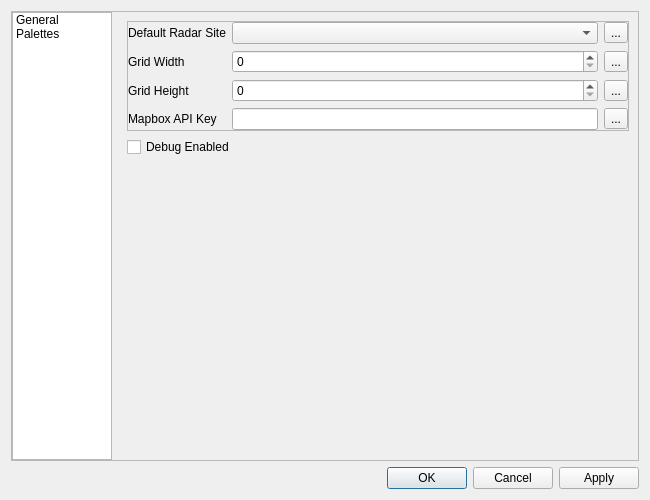
This is scwx-qt/source/scwx/qt/ui/settings_dialog.ui in dpaulat/supercell-wx as Qt 5 draws it before an edit. The edited form follows.
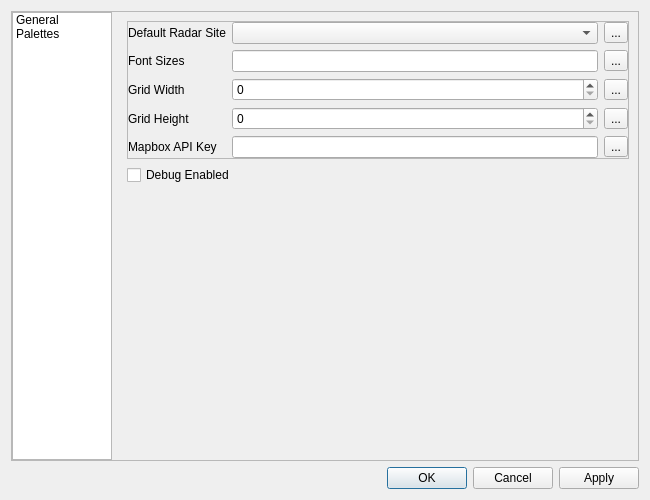
This is the edited form. Icons and pictures are not drawn.

Commit message: Support editing integer arrays in settings interface (font sizes)

```diff
--- a/scwx-qt/source/scwx/qt/ui/settings_dialog.ui
+++ b/scwx-qt/source/scwx/qt/ui/settings_dialog.ui
@@ -116,17 +116,17 @@
                </property>
               </widget>
              </item>
-             <item row="2" column="0">
+             <item row="3" column="0">
               <widget class="QLabel" name="label_3">
                <property name="text">
                 <string>Grid Height</string>
                </property>
               </widget>
              </item>
-             <item row="2" column="1">
+             <item row="3" column="2">
               <widget class="QSpinBox" name="gridHeightSpinBox"/>
              </item>
-             <item row="1" column="2">
+             <item row="2" column="3">
               <widget class="QToolButton" name="resetGridWidthButton">
                <property name="text">
                 <string>...</string>
@@ -137,10 +137,7 @@
                </property>
               </widget>
              </item>
-             <item row="3" column="1">
-              <widget class="QLineEdit" name="mapboxApiKeyLineEdit"/>
-             </item>
-             <item row="3" column="2">
+             <item row="4" column="3">
               <widget class="QToolButton" name="resetMapboxApiKeyButton">
                <property name="text">
                 <string>...</string>
@@ -151,7 +148,7 @@
                </property>
               </widget>
              </item>
-             <item row="0" column="2">
+             <item row="0" column="3">
               <widget class="QToolButton" name="resetRadarSiteButton">
                <property name="text">
                 <string>...</string>
@@ -162,13 +159,13 @@
                </property>
               </widget>
              </item>
-             <item row="1" column="1">
+             <item row="2" column="2">
               <widget class="QSpinBox" name="gridWidthSpinBox"/>
              </item>
-             <item row="0" column="1">
+             <item row="0" column="2">
               <widget class="QComboBox" name="radarSiteComboBox"/>
              </item>
-             <item row="2" column="2">
+             <item row="3" column="3">
               <widget class="QToolButton" name="resetGridHeightButton">
                <property name="text">
                 <string>...</string>
@@ -179,20 +176,44 @@
                </property>
               </widget>
              </item>
-             <item row="3" column="0">
+             <item row="4" column="0">
               <widget class="QLabel" name="label_4">
                <property name="text">
                 <string>Mapbox API Key</string>
                </property>
               </widget>
              </item>
+             <item row="4" column="2">
+              <widget class="QLineEdit" name="mapboxApiKeyLineEdit"/>
+             </item>
              <item row="1" column="0">
+              <widget class="QLabel" name="label_5">
+               <property name="text">
+                <string>Font Sizes</string>
+               </property>
+              </widget>
+             </item>
+             <item row="2" column="0">
               <widget class="QLabel" name="label_2">
                <property name="text">
                 <string>Grid Width</string>
                </property>
               </widget>
              </item>
+             <item row="1" column="2">
+              <widget class="QLineEdit" name="fontSizesLineEdit"/>
+             </item>
+             <item row="1" column="3">
+              <widget class="QToolButton" name="resetFontSizesButton">
+               <property name="text">
+                <string>...</string>
+               </property>
+               <property name="icon">
+                <iconset resource="../../../../scwx-qt.qrc">
+                 <normaloff>:/res/icons/font-awesome-6/rotate-left-solid.svg</normaloff>:/res/icons/font-awesome-6/rotate-left-solid.svg</iconset>
+               </property>
+              </widget>
+             </item>
             </layout>
            </widget>
           </item>
```
The commit also changes 3 other files.
